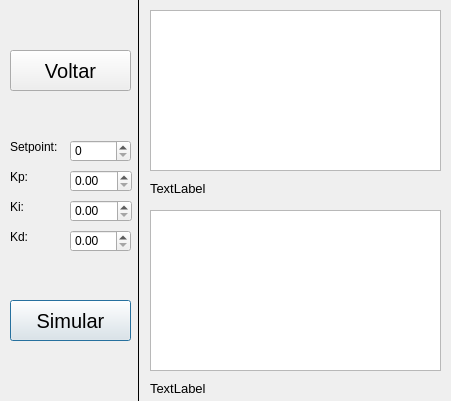
Qt form windows/velocidade.ui (lgalvani007/ProjetoSemestral) before a commit.
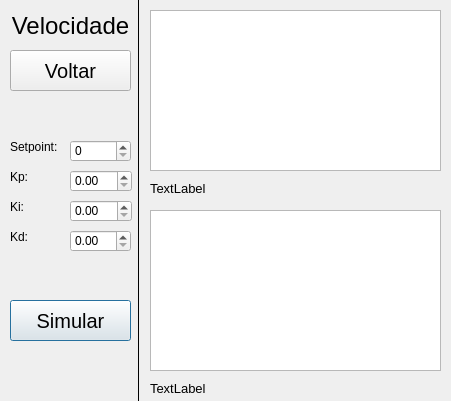
The same form after that commit.

What changed in the file:
```diff
--- a/windows/velocidade.ui
+++ b/windows/velocidade.ui
@@ -216,6 +216,33 @@
     <enum>Qt::Vertical</enum>
    </property>
   </widget>
+  <widget class="QLabel" name="label_6">
+   <property name="geometry">
+    <rect>
+     <x>10</x>
+     <y>10</y>
+     <width>121</width>
+     <height>31</height>
+    </rect>
+   </property>
+   <property name="font">
+    <font>
+     <pointsize>18</pointsize>
+    </font>
+   </property>
+   <property name="layoutDirection">
+    <enum>Qt::LeftToRight</enum>
+   </property>
+   <property name="lineWidth">
+    <number>1</number>
+   </property>
+   <property name="text">
+    <string>Velocidade</string>
+   </property>
+   <property name="alignment">
+    <set>Qt::AlignCenter</set>
+   </property>
+  </widget>
  </widget>
  <resources/>
  <connections/>
```
Left out of the diff: 4 changed lines with no effect on the pictures.
